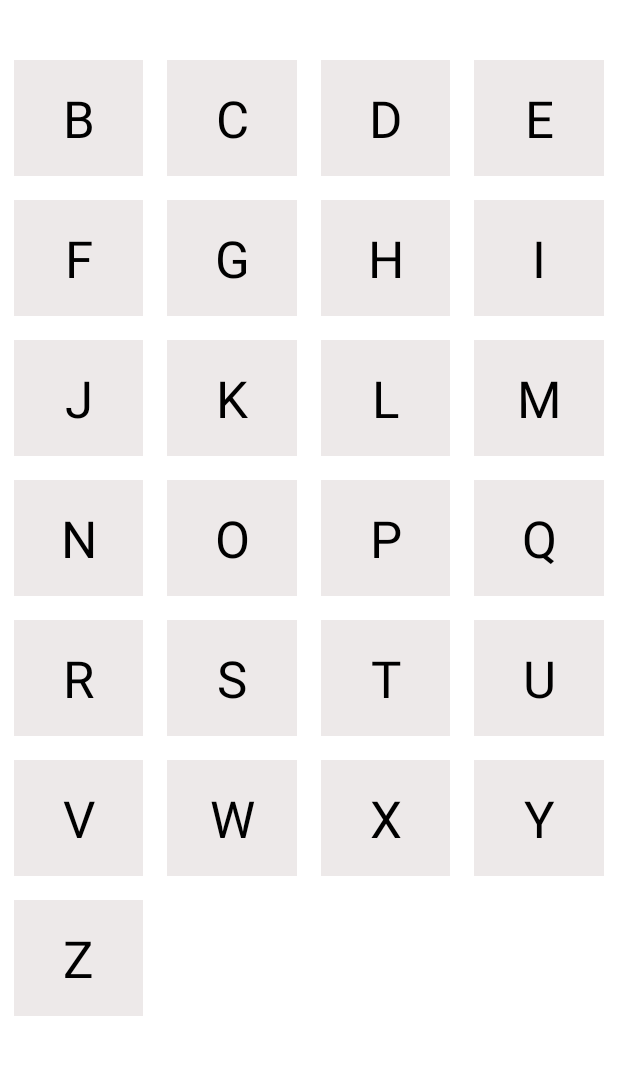
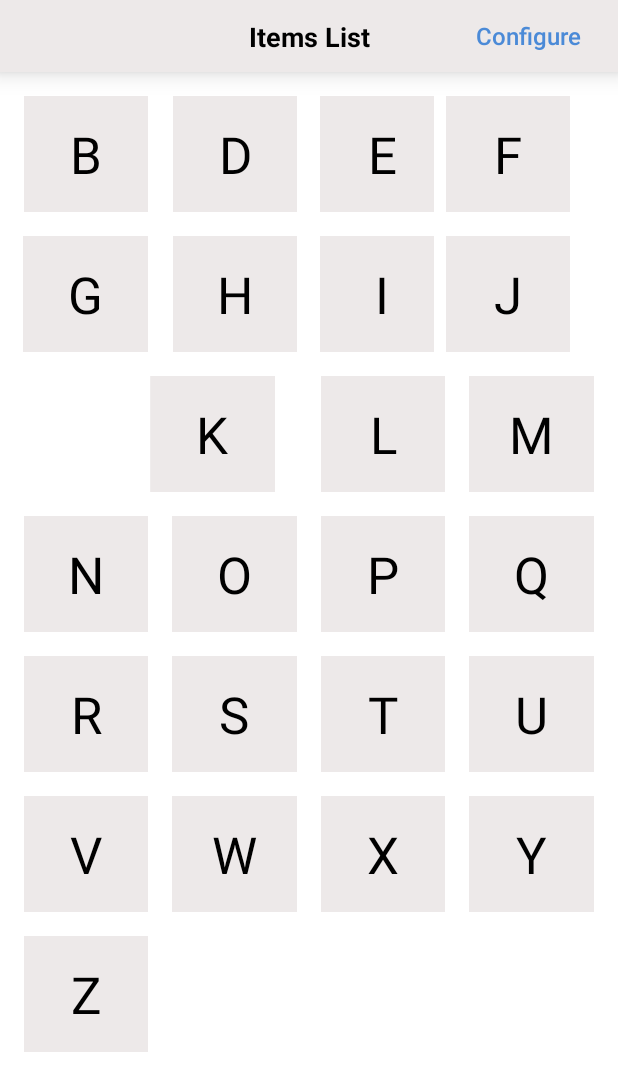
Before and after one commit to harshitVinsol/Alphabet, an Android app: the screen it shows after launch (MainActivity), after a tap on an icon or button, on a phone screen of 412 x 824 dp. Shown: the top 1091 px of the screen. Run offline under Robolectric (Android 15) with nearby library versions, the phone set to English and light mode, and no system bars.

Commit message:
Working animation with few bugs

```diff
--- a/app/src/main/java/com/example/alphabet/AlpabetAdapter.kt
+++ /dev/null
@@ -1,57 +0,0 @@
-package com.example.alphabet
-
-import android.animation.ObjectAnimator
-import android.view.LayoutInflater
-import android.view.View
-import android.view.ViewGroup
-import android.widget.TextView
-import androidx.recyclerview.widget.RecyclerView
-
-/*
-Class AddressAdapter to be used in RecyclerView for showing addresses having list of Address and context of Activity called from
- */
-class AlpabetAdapter(
-    var alphabetList: MutableList<Char>,
-    private val callback: (Char, Int, ViewHolder) -> Unit
-) : RecyclerView.Adapter<ViewHolder>() {
-    fun setAlphaList(list: MutableList<Char>) {
-        alphabetList = list
-        notifyDataSetChanged()
-    }
-
-    /*
-    function to attach a layout to the ViewHolder
-     */
-    override fun onCreateViewHolder(parent: ViewGroup, viewType: Int): ViewHolder {
-        val v = LayoutInflater.from(parent.context).inflate(R.layout.alphabet_item, parent, false)
-        return ViewHolder(v)
-    }
-
-    /*
-    function to return size of addressList
-     */
-    override fun getItemCount(): Int {
-        return alphabetList.size
-    }
-
-    /*
-    function to bind each element of the RecyclerView
-     */
-    override fun onBindViewHolder(holder: ViewHolder, position: Int) {
-        val alpha = alphabetList[position]
-        holder.textAlpha.text = alpha.toString()
-        holder.itemView.setOnClickListener {
-            callback.invoke(alphabetList[position], position, holder)
-        }
-    }
-}
-
-class ViewHolder(itemView: View) : RecyclerView.ViewHolder(itemView) {
-    val textAlpha = itemView.findViewById<TextView>(R.id.aphabet_char)
-}
-
-private fun rotater(view: View) {
-    val animator = ObjectAnimator.ofFloat(view, View.ROTATION_Y, -360f, 0f)
-    animator.duration = 1000
-    animator.start()
-}
--- /dev/null
+++ b/app/src/main/java/com/example/alphabet/AlphabetAdapter.kt
@@ -0,0 +1,119 @@
+package com.example.alphabet
+
+import android.animation.Animator
+import android.animation.AnimatorListenerAdapter
+import android.animation.AnimatorSet
+import android.animation.ObjectAnimator
+import android.util.Log
+import android.view.LayoutInflater
+import android.view.View
+import android.view.ViewGroup
+import android.view.animation.AnimationSet
+import android.widget.TextView
+import androidx.recyclerview.widget.RecyclerView
+import com.example.alphabet.MainActivity.Companion.GRID_SIZE
+import kotlinx.android.synthetic.main.activity_main.*
+
+/*
+Class AddressAdapter to be used in RecyclerView for showing addresses having list of Address and context of Activity called from
+ */
+class AlphabetAdapter(
+    private var alphabetList: MutableList<Char>,
+    private var screenWidth: Int,
+    private val callback: (Char, Int, ViewHolder) -> Unit
+) : RecyclerView.Adapter<ViewHolder>() {
+
+    fun setAlphaList(list: MutableList<Char>, position: Int) {
+        alphabetList = list
+        notifyDataSetChanged()
+        //alphabetList.removeAt(position)
+    }
+
+    /*
+    function to attach a layout to the ViewHolder
+     */
+    override fun onCreateViewHolder(parent: ViewGroup, viewType: Int): ViewHolder {
+        val v = LayoutInflater.from(parent.context).inflate(R.layout.alphabet_item, parent, false)
+        return ViewHolder(v)
+    }
+
+    /*
+    function to return size of addressList
+     */
+    override fun getItemCount(): Int {
+        return alphabetList.size
+    }
+
+    /*
+    function to bind each element of the RecyclerView
+     */
+    override fun onBindViewHolder(holder: ViewHolder, position: Int) {
+        holder.itemView.post {
+            val width = holder.itemView.measuredWidth
+            val height = holder.itemView.measuredHeight
+            Log.i("@harsh", "width: ${width} height: ${height}")
+            val alphabet = alphabetList[position]
+            holder.textAlpha.text = alphabet.toString()
+            holder.itemView.setOnClickListener {
+                callback.invoke(alphabetList[position], position, holder)
+                positionClicked = position
+                delay = 0L
+                //alphabetList.removeAt(position)
+            }
+            if (position > positionClicked + 1) {
+                if (position % GRID_SIZE != 0) {
+                    delay += 200
+                    slideLeftAnimation(holder, delay, width)
+                } else {
+                    delay += 200
+                    diagonalAnimation(holder, delay, height, width)
+                }
+            }
+            //alphabetList.removeAt(position)
+        }
+    }
+
+    private fun diagonalAnimation(holder: ViewHolder, delay: Long, height: Int, width: Int) {
+        val y = -(height.toFloat())
+        val x = screenWidth.toFloat() - (width.toFloat() + 48f)
+        Log.i("@harsh", "x: $x y: $y")
+        val animatorY =
+            ObjectAnimator.ofFloat(holder.itemView, View.TRANSLATION_Y, y)
+        val animatorX =
+            ObjectAnimator.ofFloat(holder.itemView, View.TRANSLATION_X, x)
+        val animateXY = AnimatorSet()
+        animateXY.duration = 200
+        animateXY.playTogether(listOf(animatorX, animatorY))
+        animateXY.addListener(object : AnimatorListenerAdapter() {
+            override fun onAnimationStart(animation: Animator?) {
+                super.onAnimationStart(animation)
+                animateXY.startDelay = delay
+            }
+        })
+        animateXY.start()
+    }
+
+    private fun slideLeftAnimation(holder: ViewHolder, delay: Long, width: Int) {
+        val x = -(width.toFloat())
+        val animatorX =
+            ObjectAnimator.ofFloat(holder.itemView, View.TRANSLATION_X, x)
+        animatorX.duration = 200
+        animatorX.startDelay = delay
+        animatorX.addListener(object : AnimatorListenerAdapter() {
+            override fun onAnimationStart(animation: Animator?) {
+                super.onAnimationStart(animation)
+                animatorX.startDelay = delay
+            }
+        })
+        animatorX.start()
+    }
+
+    companion object {
+        private var positionClicked: Int = 26
+        private var delay = 0L
+    }
+}
+
+class ViewHolder(itemView: View) : RecyclerView.ViewHolder(itemView) {
+    val textAlpha: TextView = itemView.findViewById(R.id.alphabet_char)
+}
--- /dev/null
+++ b/app/src/main/java/com/example/alphabet/AnimationActivity.kt
@@ -0,0 +1,89 @@
+package com.example.alphabet
+
+import android.animation.Animator
+import android.animation.AnimatorListenerAdapter
+import android.animation.ObjectAnimator
+import android.content.Intent
+import androidx.appcompat.app.AppCompatActivity
+import android.os.Bundle
+import android.os.Parcelable
+import android.util.Log
+import android.view.View
+import androidx.core.view.isVisible
+import androidx.recyclerview.widget.DefaultItemAnimator
+import androidx.recyclerview.widget.GridLayoutManager
+import kotlinx.android.synthetic.main.activity_main.*
+import kotlinx.android.synthetic.main.top_bar_layout.*
+import java.io.Serializable
+import java.util.ArrayList
+
+class MainActivity : AppCompatActivity() {
+
+    private var alphaLayoutManager: GridLayoutManager? = null
+    private lateinit var adapter: AlphabetAdapter
+    private var alphaList = mutableListOf<Char>()
+    private var animationSpeed = 200L
+    private var verticalSpacing = 16
+    private var horizontalSpacing = 16
+    override fun onCreate(savedInstanceState: Bundle?) {
+        super.onCreate(savedInstanceState)
+        setContentView(R.layout.activity_main)
+
+        if (savedInstanceState != null) {
+            alphaList = savedInstanceState.getSerializable(ALPHABET_LIST) as MutableList<Char>
+        }
+        val width = resources.displayMetrics.widthPixels
+        Log.i("harsh", "Screen width: $width")
+        alphaLayoutManager = GridLayoutManager(this, GRID_SIZE)
+        alphabet_recyclerview.layoutManager = alphaLayoutManager
+        alphabet_recyclerview.itemAnimator = DefaultItemAnimator()
+        alphaList = ('A'..'Z').toMutableList()
+        adapter = AlphabetAdapter(
+            alphaList,
+            width
+        ) { character: Char, position: Int, holder: ViewHolder ->
+            flipAnimation(holder, position)
+        }
+        alphabet_recyclerview.adapter = adapter
+
+        button_configure.setOnClickListener {
+            val intent = Intent(this, ConfigurationActivity::class.java)
+            intent.putExtra(ANIMATION_SPEED, animationSpeed)
+            intent.putExtra(VERTICAL_SPACING, verticalSpacing)
+            intent.putExtra(HORIZONTAL_SPACING, horizontalSpacing)
+            startActivity(intent)
+        }
+    }
+
+    private fun flipAnimation(holder: ViewHolder, position: Int) {
+        val flipAnimator = ObjectAnimator.ofFloat(holder.itemView, View.ROTATION_Y, -180f, 0f)
+        flipAnimator.duration = 500
+        flipAnimator.addListener(object : AnimatorListenerAdapter() {
+            override fun onAnimationEnd(animation: Animator?) {
+                super.onAnimationEnd(animation)
+                alphaList.removeAt(position)
+                adapter.setAlphaList(alphaList, position)
+                alphabet_recyclerview.adapter = adapter
+                //alphaList.removeAt(position)
+            }
+
+            override fun onAnimationStart(animation: Animator?) {
+                super.onAnimationStart(animation)
+            }
+        })
+        flipAnimator.start()
+    }
+
+    override fun onSaveInstanceState(outState: Bundle) {
+        super.onSaveInstanceState(outState)
+        outState.putParcelableArrayList(ALPHABET_LIST, alphaList as ArrayList<out Parcelable>)
+    }
+
+    companion object {
+        private const val ALPHABET_LIST = "alphabet_list"
+        internal const val GRID_SIZE = 4
+        internal const val ANIMATION_SPEED = "animation_speed"
+        internal const val VERTICAL_SPACING = "vertical_spacing"
+        internal const val HORIZONTAL_SPACING = "horizontal_spacing"
+    }
+}
--- a/app/src/main/java/com/example/alphabet/MainActivity.kt
+++ /dev/null
@@ -1,58 +0,0 @@
-package com.example.alphabet
-
-import android.animation.Animator
-import android.animation.AnimatorListenerAdapter
-import android.animation.ObjectAnimator
-import androidx.appcompat.app.AppCompatActivity
-import android.os.Bundle
-import android.os.Parcelable
-import android.view.View
-import android.widget.GridLayout
-import androidx.recyclerview.widget.GridLayoutManager
-import kotlinx.android.synthetic.main.activity_main.*
-import java.util.ArrayList
-
-class MainActivity : AppCompatActivity() {
-
-    private var alphaLayoutManager: GridLayoutManager? = null
-    private lateinit var adapter: AlpabetAdapter
-    private var alphaList = mutableListOf<Char>()
-    override fun onCreate(savedInstanceState: Bundle?) {
-        super.onCreate(savedInstanceState)
-        setContentView(R.layout.activity_main)
-
-        alphaLayoutManager = GridLayoutManager(this, 4)
-        aphabet_recyclerview.layoutManager = alphaLayoutManager
-        alphaList = ('A'..'Z').toMutableList()
-        adapter = AlpabetAdapter(alphaList) { character: Char, position: Int, holder: ViewHolder ->
-            val animator = ObjectAnimator.ofFloat(holder.itemView, View.ROTATION_Y, -180f, 0f)
-            animator.duration = 500
-            animator.start()
-            animator.addListener(object : AnimatorListenerAdapter() {
-                override fun onAnimationEnd(animation: Animator?) {
-                    super.onAnimationEnd(animation)
-                    //holder.itemView.isClickable = true
-                    aphabet_recyclerview.isEnabled = true
-                    alphaList.removeAt(position)
-                    adapter.setAlphaList(alphaList)
-                    aphabet_recyclerview.adapter = adapter
-                }
-
-                override fun onAnimationStart(animation: Animator?) {
-                    super.onAnimationStart(animation)
-                    aphabet_recyclerview.isEnabled = false
-                    //holder.itemView.isClickable = false
-                }
-            })
-        }
-        aphabet_recyclerview.adapter = adapter
-    }
-
-    override fun onSaveInstanceState(outState: Bundle) {
-        super.onSaveInstanceState(outState)
-    }
-
-    companion object {
-        private const val ALPHABET_LIST = "alphabet_list"
-    }
-}
--- a/app/src/main/res/layout/activity_main.xml
+++ b/app/src/main/res/layout/activity_main.xml
@@ -1,5 +1,5 @@
 <?xml version="1.0" encoding="utf-8"?>
-<ScrollView xmlns:android="http://schemas.android.com/apk/res/android"
+<androidx.constraintlayout.widget.ConstraintLayout xmlns:android="http://schemas.android.com/apk/res/android"
     xmlns:app="http://schemas.android.com/apk/res-auto"
     xmlns:tools="http://schemas.android.com/tools"
     android:layout_width="match_parent"
@@ -7,21 +7,20 @@
     android:background="@color/white"
     tools:context=".MainActivity">
 
-    <androidx.constraintlayout.widget.ConstraintLayout
+    <include
+        android:id="@+id/top_bar_main"
+        layout="@layout/top_bar_layout"
+        app:layout_constraintStart_toStartOf="parent"
+        app:layout_constraintTop_toTopOf="parent" />
+
+    <androidx.recyclerview.widget.RecyclerView
+        android:id="@+id/alphabet_recyclerview"
         android:layout_width="match_parent"
-        android:layout_height="wrap_content">
-
-        <androidx.recyclerview.widget.RecyclerView
-            android:id="@+id/aphabet_recyclerview"
-            android:layout_width="409dp"
-            android:layout_height="729dp"
-            android:layout_marginStart="32dp"
-            android:layout_marginTop="32dp"
-            android:layout_marginEnd="32dp"
-            android:layout_marginBottom="32dp"
-            app:layout_constraintBottom_toBottomOf="parent"
-            app:layout_constraintEnd_toEndOf="parent"
-            app:layout_constraintStart_toStartOf="parent"
-            app:layout_constraintTop_toTopOf="parent" />
-    </androidx.constraintlayout.widget.ConstraintLayout>
-</ScrollView>
+        android:layout_height="0dp"
+        android:layout_marginTop="8dp"
+        android:layout_marginStart="8dp"
+        android:layout_marginEnd="8dp"
+        app:layout_constraintStart_toStartOf="parent"
+        app:layout_constraintTop_toBottomOf="@id/top_bar_main"
+        app:layout_constraintBottom_toBottomOf="parent"/>
+</androidx.constraintlayout.widget.ConstraintLayout>
--- a/app/src/main/res/layout/alphabet_item.xml
+++ b/app/src/main/res/layout/alphabet_item.xml
@@ -5,35 +5,23 @@
     xmlns:app="http://schemas.android.com/apk/res-auto"
     android:background="@color/white">
 
-    <androidx.constraintlayout.widget.ConstraintLayout
-        android:layout_width="match_parent"
-        android:layout_height="match_parent"
-        android:layout_marginStart="8dp"
-        android:layout_marginTop="8dp"
-        android:layout_marginEnd="8dp"
-        android:layout_marginBottom="8dp"
-        android:background="@color/grey"
-        app:layout_constraintBottom_toBottomOf="parent"
-        app:layout_constraintEnd_toEndOf="parent"
-        app:layout_constraintStart_toStartOf="parent"
-        app:layout_constraintTop_toTopOf="parent">
-
         <TextView
-            android:id="@+id/aphabet_char"
-            android:layout_width="wrap_content"
+            android:id="@+id/alphabet_char"
+            android:layout_width="0dp"
             android:layout_height="wrap_content"
-            android:layout_marginStart="16dp"
-            android:layout_marginTop="16dp"
-            android:layout_marginEnd="16dp"
-            android:layout_marginBottom="16dp"
+            android:layout_marginStart="8dp"
+            android:layout_marginTop="8dp"
+            android:layout_marginEnd="8dp"
+            android:layout_marginBottom="8dp"
+            android:padding="16dp"
             android:gravity="center"
-            android:text="A"
+            android:text="@string/dummy_text"
+            android:background="@color/grey"
             android:textColor="@color/black"
             android:textSize="34sp"
             app:layout_constraintBottom_toBottomOf="parent"
             app:layout_constraintEnd_toEndOf="parent"
             app:layout_constraintStart_toStartOf="parent"
             app:layout_constraintTop_toTopOf="parent" />
-    </androidx.constraintlayout.widget.ConstraintLayout>
 
 </androidx.constraintlayout.widget.ConstraintLayout>
--- /dev/null
+++ b/app/src/main/res/layout/top_bar_layout.xml
@@ -0,0 +1,35 @@
+<?xml version="1.0" encoding="utf-8"?>
+<androidx.constraintlayout.widget.ConstraintLayout xmlns:android="http://schemas.android.com/apk/res/android"
+    xmlns:app="http://schemas.android.com/apk/res-auto"
+    android:layout_width="match_parent"
+    android:layout_height="wrap_content"
+    android:background="@color/grey"
+    android:elevation="10dp">
+
+    <TextView
+        android:id="@+id/item_list"
+        android:layout_width="wrap_content"
+        android:layout_height="wrap_content"
+        android:text="@string/items_list"
+        android:textColor="@color/black"
+        android:textSize="18sp"
+        android:textStyle="bold"
+        app:layout_constraintBottom_toBottomOf="parent"
+        app:layout_constraintEnd_toEndOf="parent"
+        app:layout_constraintStart_toStartOf="parent"
+        app:layout_constraintTop_toTopOf="parent" />
+
+    <Button
+        android:id="@+id/button_configure"
+        android:layout_width="wrap_content"
+        android:layout_height="wrap_content"
+        android:layout_marginEnd="16dp"
+        android:background="@color/grey"
+        android:stateListAnimator="@null"
+        android:text="@string/configure"
+        android:textAllCaps="false"
+        android:textColor="@color/blue"
+        android:textSize="16sp"
+        app:layout_constraintBottom_toBottomOf="parent"
+        app:layout_constraintEnd_toEndOf="parent" />
+</androidx.constraintlayout.widget.ConstraintLayout>
--- a/app/src/main/res/values/colors.xml
+++ b/app/src/main/res/values/colors.xml
@@ -6,4 +6,5 @@
     <color name="grey">#EDE9E9</color>
     <color name="black">#000000</color>
     <color name="white">#ffffff</color>
+    <color name="blue">#4B8AD7 </color>
 </resources>
--- a/app/src/main/res/values/strings.xml
+++ b/app/src/main/res/values/strings.xml
@@ -1,3 +1,6 @@
 <resources>
     <string name="app_name">Alphabet</string>
+    <string name="dummy_text">A</string>
+    <string name="items_list">Items List</string>
+    <string name="configure">Configure</string>
 </resources>
--- a/app/src/main/res/values/styles.xml
+++ b/app/src/main/res/values/styles.xml
@@ -1,10 +1,10 @@
 <resources>
 
     <!-- Base application theme. -->
-    <style name="AppTheme" parent="Theme.AppCompat.Light.DarkActionBar">
+    <style name="AppTheme" parent="Theme.AppCompat.Light.NoActionBar">
         <!-- Customize your theme here. -->
-        <item name="colorPrimary">@color/colorPrimary</item>
-        <item name="colorPrimaryDark">@color/colorPrimaryDark</item>
+        <item name="colorPrimary">@color/colorPrimaryDark</item>
+        <item name="colorPrimaryDark">@color/grey</item>
         <item name="colorAccent">@color/colorAccent</item>
     </style>
 
```
Also changed, not shown: app/build.gradle (+13 -4 lines), app/src/main/AndroidManifest.xml (+5 -2 lines), app/src/main/java/com/example/alphabet/ConfigurationActivity.kt (added, +28 -0 lines), app/src/main/res/layout/activity_configuration.xml (added, +84 -0 lines).
